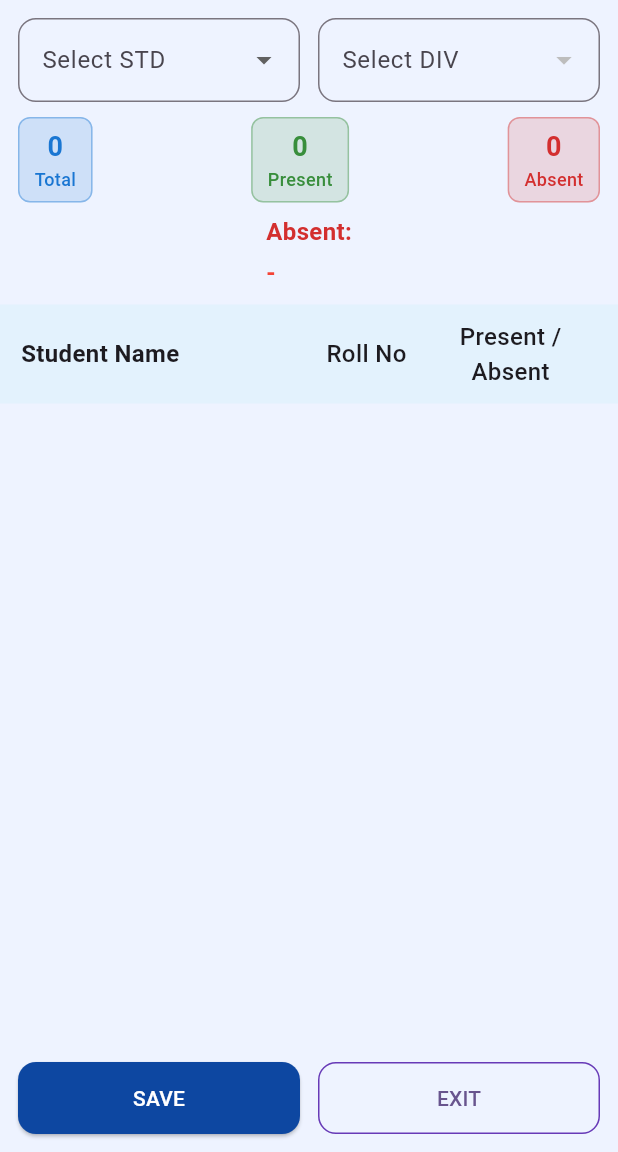
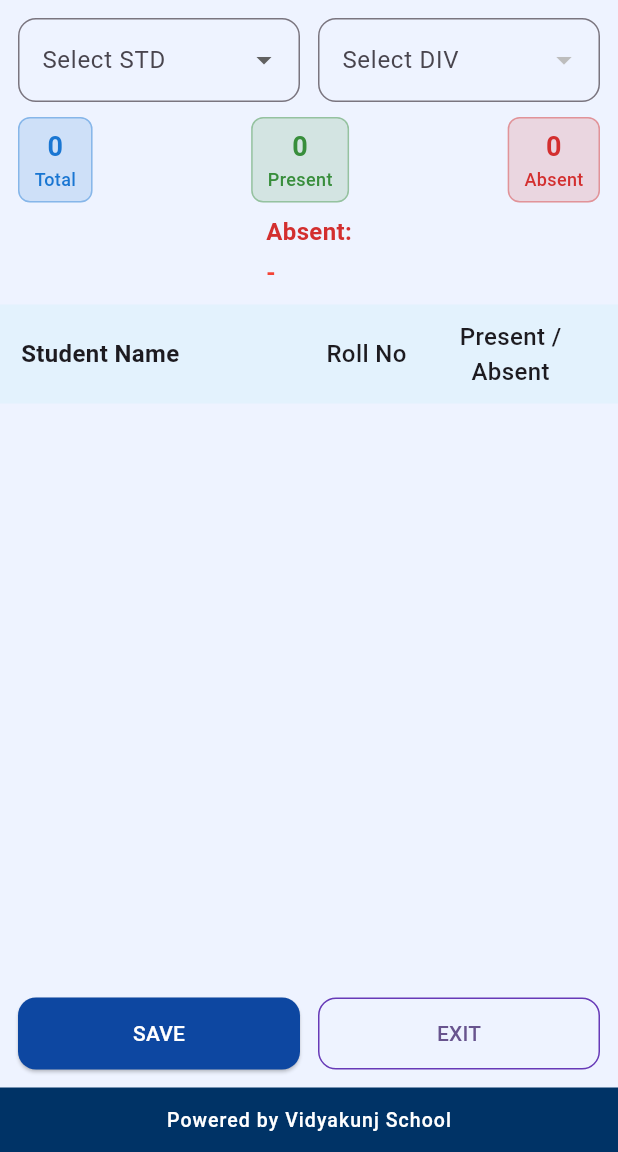
Before and after one commit to vidyakunj/vidyakunj-full-ready, a Flutter app: the screen it shows after launch, on a phone screen of 412 x 824 dp, the part 84-1236 px from its top. Run offline on Flutter 3.47's test engine with Material 3 defaults, Android fonts, the phone set to English and light mode, and no system bars; our stand-ins replace csv, file_picker.

Commit message:
Update new_attendance_screen.dart

```diff
--- a/lib/screens/new_attendance_screen.dart
+++ b/lib/screens/new_attendance_screen.dart
@@ -286,6 +286,25 @@ class _NewAttendanceScreenState extends State<NewAttendanceScreen> {
               ],
             ),
           ),
+
+          // ------------------------------ STYLISH FOOTER ------------------------------
+          Container(
+            width: double.infinity,
+            padding: const EdgeInsets.symmetric(vertical: 12),
+            decoration: const BoxDecoration(
+              color: Color(0xff003366), // Navy Blue Footer
+            ),
+            child: const Center(
+              child: Text(
+                "Powered by Vidyakunj School",
+                style: TextStyle(
+                  fontSize: 13,
+                  color: Colors.white,
+                  letterSpacing: 0.7,
+                ),
+              ),
+            ),
+          ),
         ],
       ),
     );
```
